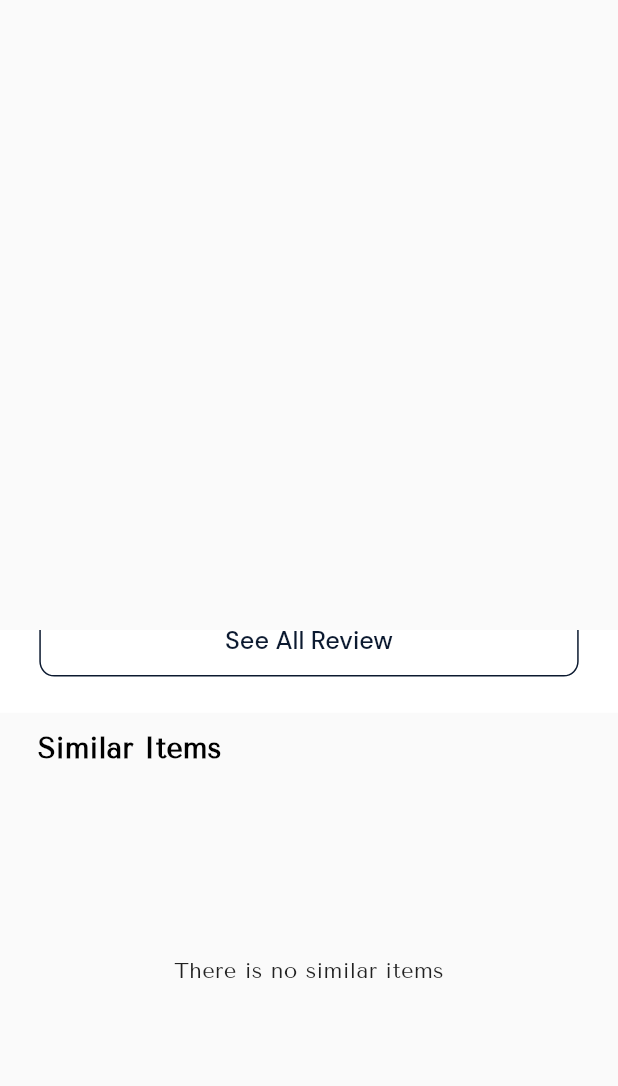
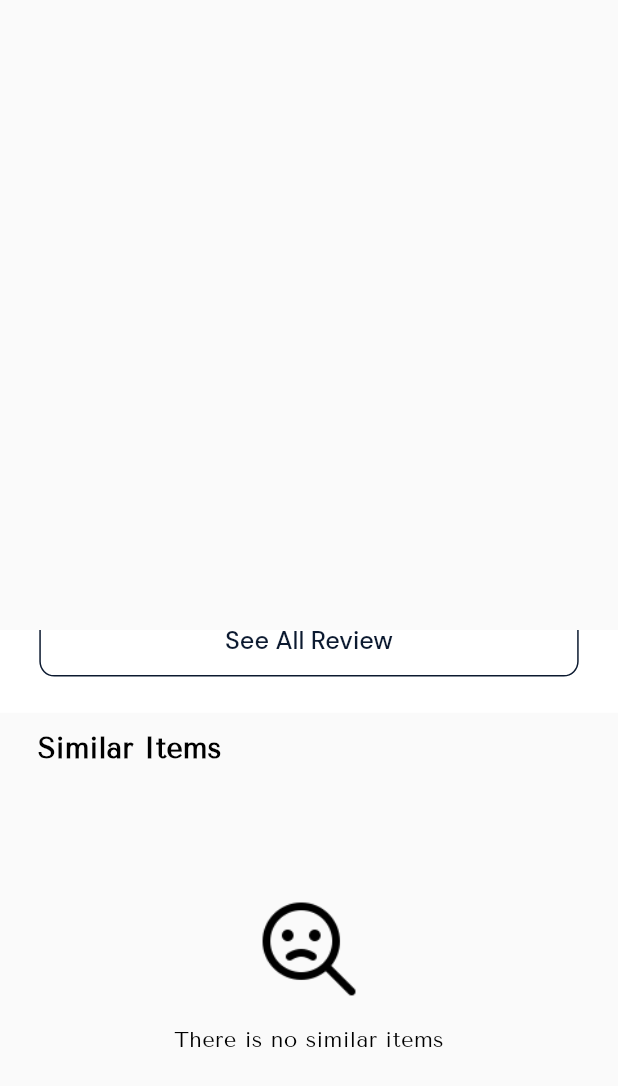
Before and after one commit to Mahmoudmnb/shop_app, a Flutter app: the ProductDetails widget shown alone on an empty page, opened directly with empty values, scrolled down 559 dp, on a phone screen of 412 x 824 dp. Shown: the top 1086 px of the screen. Run offline on Flutter 3.47's test engine with Material 2 defaults, Android fonts, the phone set to English and light mode, and no system bars; our stand-ins replace appwrite, flutter_bloc, flutter_screenutil, flutter_staggered_animations, geocoding, geolocator and 10 more; missing offline and left inert: flutter_paypal_checkout; accounts and stored records are empty.

Commit message:
fix some bugs

```diff
--- a/lib/featurs/main_page/featurs/products_view/screens/product_screen.dart
+++ b/lib/featurs/main_page/featurs/products_view/screens/product_screen.dart
@@ -197,8 +197,7 @@ class _ProductScreenState extends State<ProductScreen> {
                           }
                           return true;
                         },
-                        //* this widget is very good it is like model bottom sheet
-                        //* and more flexible and you have to use it with [Stack]
+
                         child: ProductDetails(
                           hidden: cubit.hidden,
                           categoryName: widget.fromPage == 'SearchReasults'
--- a/lib/featurs/main_page/featurs/products_view/widgets/product_view/product_details.dart
+++ b/lib/featurs/main_page/featurs/products_view/widgets/product_view/product_details.dart
@@ -37,6 +37,8 @@ class ProductDetails extends StatelessWidget {
 
   @override
   Widget build(BuildContext context) {
+    //* this widget is very good it is like model bottom sheet
+    //* and more flexible and you have to use it with [Stack]
     return DraggableScrollableSheet(
       snap: true,
       initialChildSize: 0.49,
@@ -256,8 +258,8 @@ class ProductDetails extends StatelessWidget {
                           ),
                         ),
                         SizedBox(height: 20.h),
-                        SizedBox(
-                          height: 68.h,
+                        Container(
+                          constraints: BoxConstraints(minHeight: 68.h),
                           width: 393.w,
                           child: Text(
                             product.discription,
--- a/lib/featurs/main_page/featurs/products_view/widgets/product_view/reviews_card.dart
+++ b/lib/featurs/main_page/featurs/products_view/widgets/product_view/reviews_card.dart
@@ -77,11 +77,21 @@ class ReviewsCard extends StatelessWidget {
                 reviews = cubit.reviws;
                 getAvrOfStars(reviews);
               }
-              return ListView.builder(
+              return reviews.isEmpty
+                  ? Container(
+                      alignment: Alignment.center,
+                      height: 80.h,
+                      child: const Text('There is no review to this product',
+                          style: TextStyle(
+                              color: Colors.black,
+                              fontFamily: 'DM Sans',
+                              fontSize: 16)))
+                  : ListView.builder(
                       itemCount: reviews.length < 3 ? reviews.length : 3,
                       physics: const NeverScrollableScrollPhysics(),
                       itemBuilder: (context, index) {
-                  ReviewModel review = ReviewModel.fromMap(reviews[index]);
+                        ReviewModel review =
+                            ReviewModel.fromMap(reviews[index]);
                         return CustomListTile(
                           //* this width (100% - 120px) becasue this card has a custom padding :)
                           //* (bannan don't kill me please ^_^)
--- a/lib/featurs/main_page/featurs/products_view/widgets/product_view/similar_product_card.dart
+++ b/lib/featurs/main_page/featurs/products_view/widgets/product_view/similar_product_card.dart
@@ -109,14 +109,25 @@ class SimilarProductsCard extends StatelessWidget {
                         //* by looking to the UI not the code (the code is not center :) )
                         padding: EdgeInsets.only(bottom: 50.h),
                         child: Center(
-                          child: Text(
+                          child: Column(
+                            mainAxisAlignment: MainAxisAlignment.center,
+                            children: [
+                              Image(
+                                  image: const AssetImage(
+                                      'assets/images/nothing_found.png'),
+                                  width: 80.h),
+                              SizedBox(height: 15.h),
+                              Text(
                                 'There is no similar items',
                                 style: TextStyle(
+                                  color: Colors.black,
                                   fontSize: 14.sp,
                                   fontFamily: 'Tenor Sans',
                                   height: 1.06,
                                   letterSpacing: 0.20,
                                 ),
+                              ),
+                            ],
                           ),
                         ),
                       )
```
Also changed, not shown: lib/featurs/main_page/featurs/shopping_bag/screens/shopping_bag_screen.dart (+22 -6 lines), assets/images/empty_cart.png (added), assets/images/nothing_found.png (added). Lines whose indentation alone changed are shown as unchanged.
